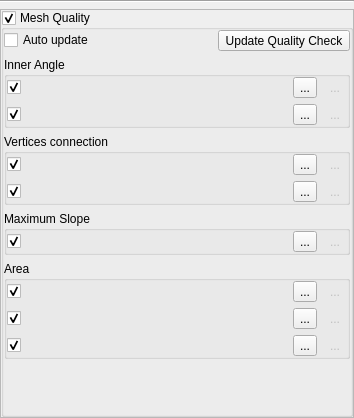
Above: src/ui/structure2d/reoseditmeshelementwidget.ui from vcloarec/ReosProject before the change. Below: the same form after it.
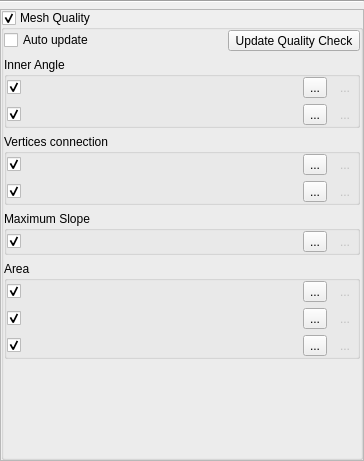
That is the form after the change. Icons and pictures are not drawn. Custom widgets are drawn as their Qt base class.

```diff
--- a/src/ui/structure2d/reoseditmeshelementwidget.ui
+++ b/src/ui/structure2d/reoseditmeshelementwidget.ui
@@ -6,8 +6,8 @@
    <rect>
     <x>0</x>
     <y>0</y>
-    <width>354</width>
-    <height>418</height>
+    <width>364</width>
+    <height>461</height>
    </rect>
   </property>
   <property name="windowTitle">
@@ -52,8 +52,8 @@
        <rect>
         <x>0</x>
         <y>0</y>
-        <width>338</width>
-        <height>418</height>
+        <width>362</width>
+        <height>442</height>
        </rect>
       </property>
       <layout class="QVBoxLayout" name="verticalLayout_7">
```
Left out of the diff: 32 changed lines with no effect on the pictures.
